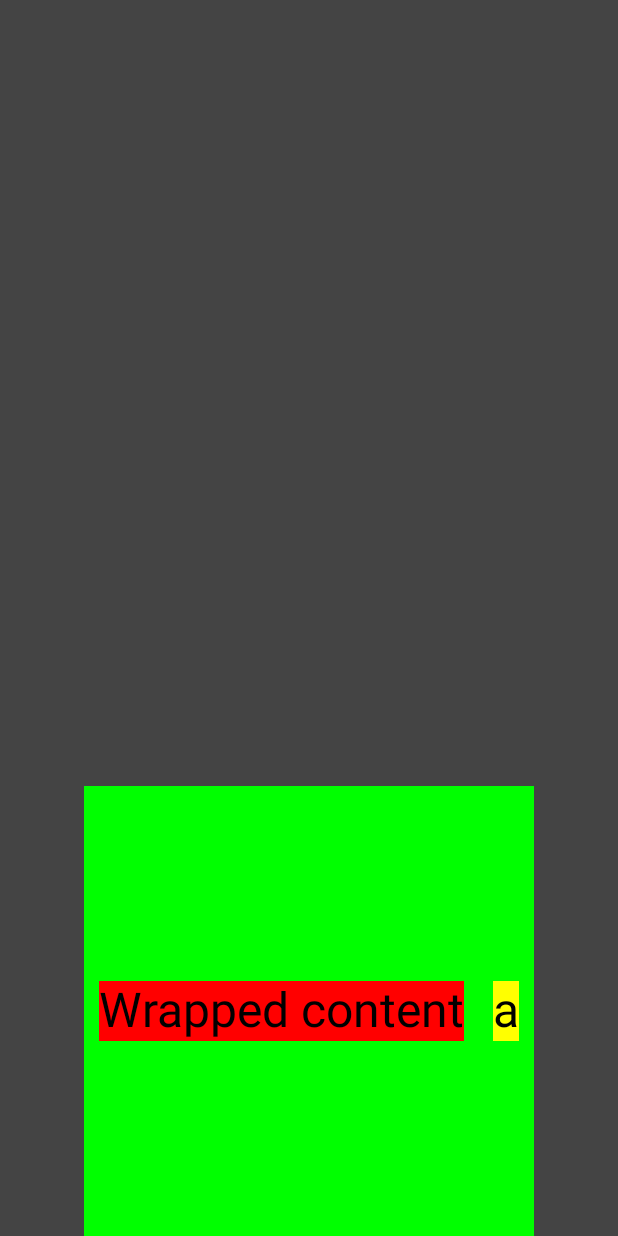
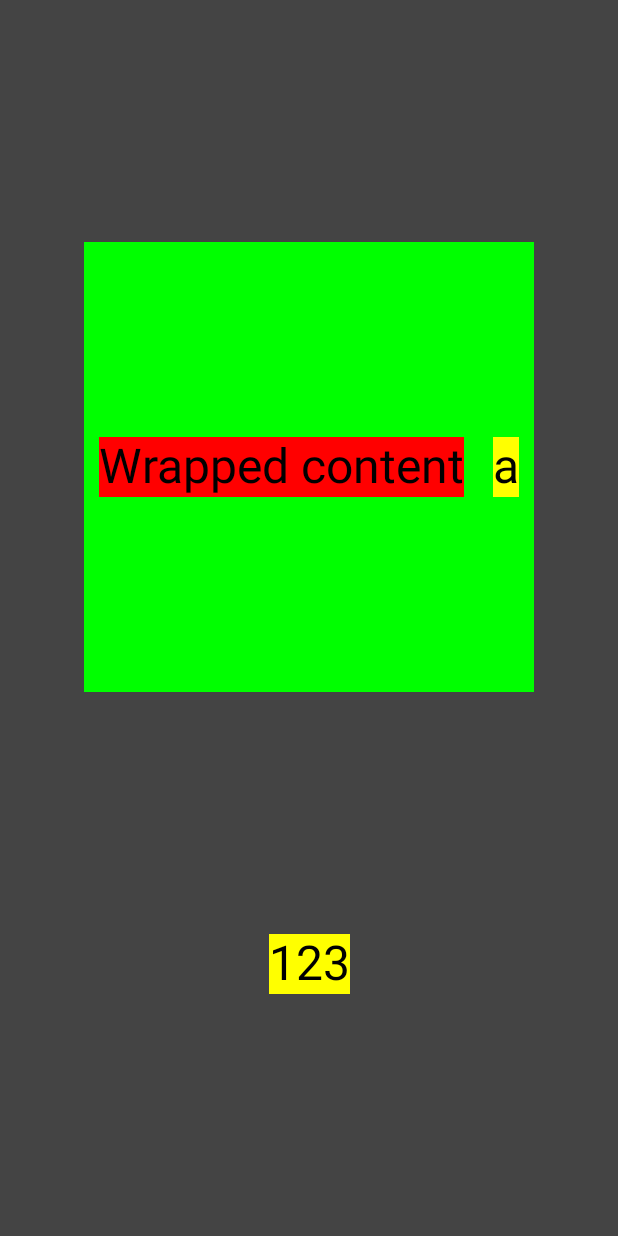
Before and after one commit to namnpse/Jetpack-Compose, an Android app built with Jetpack Compose: the screen it shows after launch (CoreUIActivity), on a phone screen of 412 x 824 dp. Run offline under Robolectric (Android 15) with nearby library versions, the phone set to English and light mode, and no system bars.

Commit message:
column composable, vertical arrangement, horizontal alignment

```diff
--- a/app/src/main/java/com/namnp/jetpack_compose/core_ui/CoreUIActivity.kt
+++ b/app/src/main/java/com/namnp/jetpack_compose/core_ui/CoreUIActivity.kt
@@ -5,6 +5,7 @@ import androidx.activity.ComponentActivity
 import androidx.activity.compose.setContent
 import androidx.compose.foundation.background
 import androidx.compose.foundation.layout.Arrangement
+import androidx.compose.foundation.layout.Column
 import androidx.compose.foundation.layout.Row
 import androidx.compose.foundation.layout.fillMaxSize
 import androidx.compose.foundation.layout.size
@@ -36,6 +37,11 @@ fun MainScreen() {
         color = Color.DarkGray,
         modifier = Modifier.fillMaxSize(),
     ) {
+        Column(
+            modifier = Modifier.fillMaxSize(),
+            verticalArrangement = Arrangement.SpaceEvenly,
+            horizontalAlignment = Alignment.CenterHorizontally
+        ) {
             Surface(
                 color = Color.Green,
                 modifier = Modifier.wrapContentSize(
@@ -61,6 +67,12 @@ fun MainScreen() {
                     )
                 }
             }
+            Text(
+                modifier = Modifier.background(Color.Yellow),
+                text = "123",
+                style = MaterialTheme.typography.headlineLarge,
+            )
+        }
     }
 }
 
```
Lines whose indentation alone changed are shown as unchanged.
